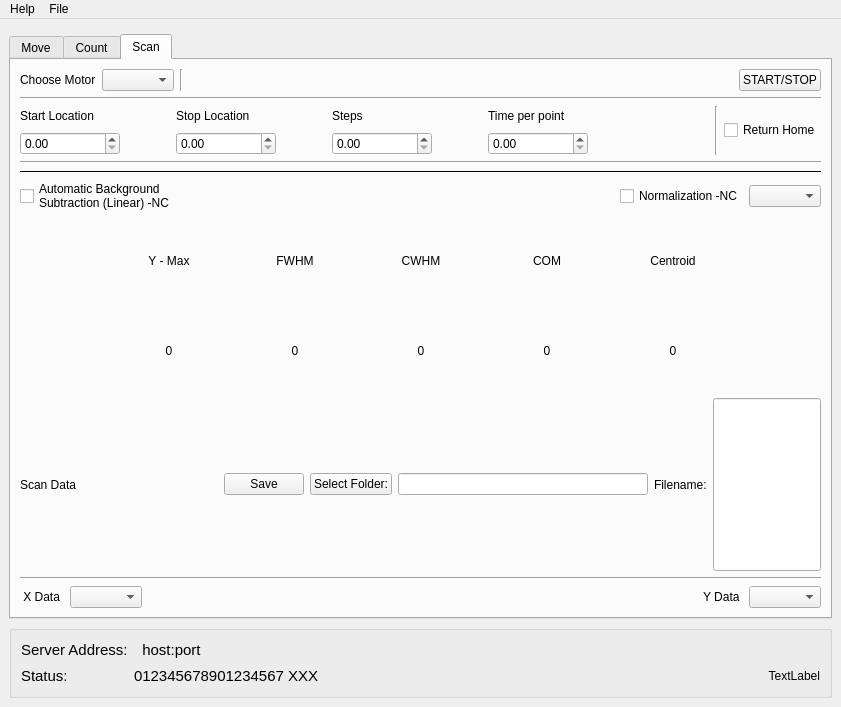
This is main_controller/windows/main_window.ui in ayuzer/HXMA_Python_Gui as Qt 5 draws it before an edit. The edited form follows.
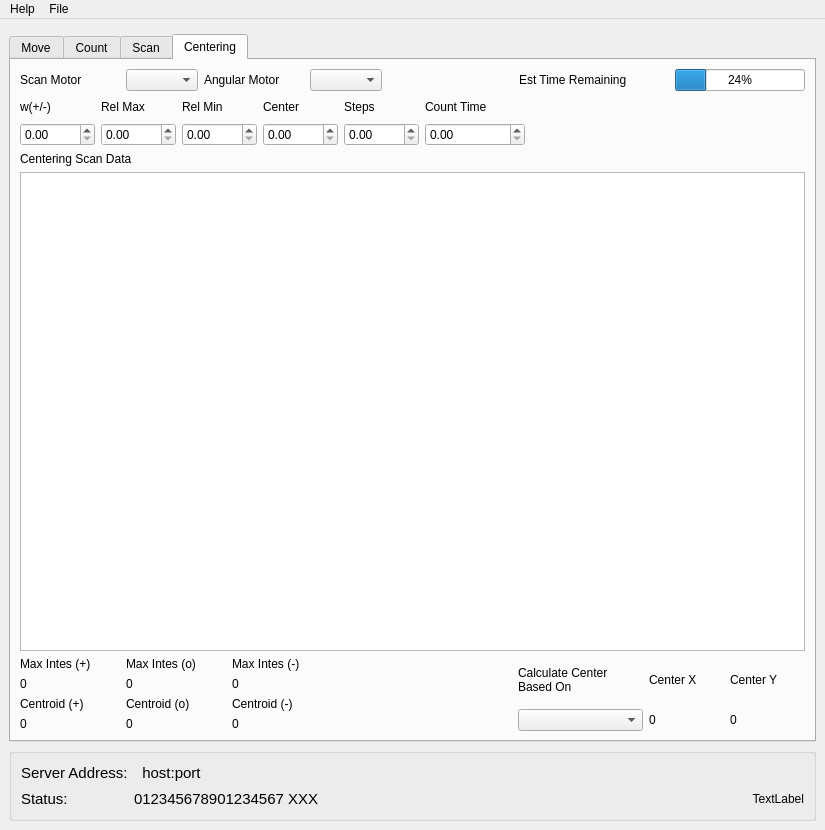
This is the edited form.

Commit message:
Added Table and GUI for Centering
Added the table which reads data to the scan tab, and added the
centering tab in the GUI, no code behind it

```diff
--- a/main_controller/windows/main_window.ui
+++ b/main_controller/windows/main_window.ui
@@ -6,8 +6,8 @@
    <rect>
     <x>0</x>
     <y>0</y>
-    <width>841</width>
-    <height>707</height>
+    <width>825</width>
+    <height>830</height>
    </rect>
   </property>
   <property name="windowTitle">
@@ -34,7 +34,7 @@
         <item>
          <widget class="QTabWidget" name="tabWidget">
           <property name="currentIndex">
-           <number>2</number>
+           <number>3</number>
           </property>
           <widget class="QWidget" name="tab_move">
            <attribute name="title">
@@ -1316,13 +1316,6 @@
                 </item>
                 <item>
                  <layout class="QHBoxLayout" name="horizontalLayout_2">
-                  <item>
-                   <widget class="QLabel" name="label_scan_data">
-                    <property name="text">
-                     <string>Scan Data</string>
-                    </property>
-                   </widget>
-                  </item>
                   <item>
                    <spacer name="horizontalSpacer_22">
                     <property name="orientation">
@@ -1435,6 +1428,421 @@
             </item>
            </layout>
           </widget>
+          <widget class="QWidget" name="tab_centering">
+           <attribute name="title">
+            <string>Centering</string>
+           </attribute>
+           <layout class="QVBoxLayout" name="verticalLayout_10">
+            <item>
+             <layout class="QVBoxLayout" name="verticalLayout_cent">
+              <item>
+               <layout class="QVBoxLayout" name="verticalLayout_cent_settings">
+                <item>
+                 <layout class="QHBoxLayout" name="horizontalLayout_cent_choose">
+                  <item>
+                   <widget class="QLabel" name="label_cent_motor_scan_name">
+                    <property name="minimumSize">
+                     <size>
+                      <width>100</width>
+                      <height>0</height>
+                     </size>
+                    </property>
+                    <property name="text">
+                     <string>Scan Motor</string>
+                    </property>
+                   </widget>
+                  </item>
+                  <item>
+                   <widget class="QComboBox" name="comboBox_cent_motor_scan"/>
+                  </item>
+                  <item>
+                   <widget class="QLabel" name="label_cent_motor_angle_name">
+                    <property name="minimumSize">
+                     <size>
+                      <width>100</width>
+                      <height>0</height>
+                     </size>
+                    </property>
+                    <property name="text">
+                     <string>Angular Motor</string>
+                    </property>
+                   </widget>
+                  </item>
+                  <item>
+                   <widget class="QComboBox" name="comboBox_cent_motor_angle"/>
+                  </item>
+                  <item>
+                   <spacer name="horizontalSpacer_23">
+                    <property name="orientation">
+                     <enum>Qt::Horizontal</enum>
+                    </property>
+                    <property name="sizeHint" stdset="0">
+                     <size>
+                      <width>40</width>
+                      <height>20</height>
+                     </size>
+                    </property>
+                   </spacer>
+                  </item>
+                  <item>
+                   <widget class="QLabel" name="label_cent_est_time_name">
+                    <property name="minimumSize">
+                     <size>
+                      <width>150</width>
+                      <height>0</height>
+                     </size>
+                    </property>
+                    <property name="text">
+                     <string>Est Time Remaining</string>
+                    </property>
+                   </widget>
+                  </item>
+                  <item>
+                   <widget class="QProgressBar" name="progressBar_cent_est_time">
+                    <property name="value">
+                     <number>24</number>
+                    </property>
+                   </widget>
+                  </item>
+                 </layout>
+                </item>
+                <item>
+                 <layout class="QGridLayout" name="gridLayout_cent_set">
+                  <item row="0" column="0">
+                   <widget class="QLabel" name="label_cent_angle_pm_name">
+                    <property name="minimumSize">
+                     <size>
+                      <width>75</width>
+                      <height>0</height>
+                     </size>
+                    </property>
+                    <property name="text">
+                     <string>w(+/-)</string>
+                    </property>
+                   </widget>
+                  </item>
+                  <item row="1" column="0">
+                   <widget class="QDoubleSpinBox" name="doubleSpinBox_cent_angle_pm"/>
+                  </item>
+                  <item row="0" column="6">
+                   <spacer name="horizontalSpacer_24">
+                    <property name="orientation">
+                     <enum>Qt::Horizontal</enum>
+                    </property>
+                    <property name="sizeHint" stdset="0">
+                     <size>
+                      <width>40</width>
+                      <height>20</height>
+                     </size>
+                    </property>
+                   </spacer>
+                  </item>
+                  <item row="1" column="5">
+                   <widget class="QDoubleSpinBox" name="doubleSpinBox_cent_waittime"/>
+                  </item>
+                  <item row="0" column="5">
+                   <widget class="QLabel" name="label_cent_waittime_name">
+                    <property name="minimumSize">
+                     <size>
+                      <width>100</width>
+                      <height>0</height>
+                     </size>
+                    </property>
+                    <property name="text">
+                     <string>Count Time</string>
+                    </property>
+                   </widget>
+                  </item>
+                  <item row="0" column="4">
+                   <widget class="QLabel" name="label_cent_steps_name">
+                    <property name="minimumSize">
+                     <size>
+                      <width>75</width>
+                      <height>0</height>
+                     </size>
+                    </property>
+                    <property name="text">
+                     <string>Steps</string>
+                    </property>
+                   </widget>
+                  </item>
+                  <item row="1" column="4">
+                   <widget class="QDoubleSpinBox" name="doubleSpinBox_cent_steps"/>
+                  </item>
+                  <item row="0" column="3">
+                   <widget class="QLabel" name="label_cent_center_name">
+                    <property name="minimumSize">
+                     <size>
+                      <width>75</width>
+                      <height>0</height>
+                     </size>
+                    </property>
+                    <property name="text">
+                     <string>Center</string>
+                    </property>
+                   </widget>
+                  </item>
+                  <item row="1" column="3">
+                   <widget class="QDoubleSpinBox" name="doubleSpinBox_cent_center"/>
+                  </item>
+                  <item row="1" column="2">
+                   <widget class="QDoubleSpinBox" name="doubleSpinBox_cent_relmin"/>
+                  </item>
+                  <item row="1" column="1">
+                   <widget class="QDoubleSpinBox" name="doubleSpinBox_cent_relmax"/>
+                  </item>
+                  <item row="0" column="1">
+                   <widget class="QLabel" name="label_cent_relmax_name">
+                    <property name="minimumSize">
+                     <size>
+                      <width>75</width>
+                      <height>0</height>
+                     </size>
+                    </property>
+                    <property name="text">
+                     <string>Rel Max</string>
+                    </property>
+                   </widget>
+                  </item>
+                  <item row="0" column="2">
+                   <widget class="QLabel" name="label_cent_relmin_name">
+                    <property name="minimumSize">
+                     <size>
+                      <width>75</width>
+                      <height>0</height>
+                     </size>
+                    </property>
+                    <property name="text">
+                     <string>Rel Min</string>
+                    </property>
+                   </widget>
+                  </item>
+                 </layout>
+                </item>
+               </layout>
+              </item>
+              <item>
+               <layout class="QHBoxLayout" name="horizontalLayout_cent_display">
+                <item>
+                 <layout class="QVBoxLayout" name="verticalLayout_cent_graph"/>
+                </item>
+                <item>
+                 <layout class="QVBoxLayout" name="verticalLayout_13">
+                  <item>
+                   <widget class="QLabel" name="label_cent_data_name">
+                    <property name="text">
+                     <string>Centering Scan Data</string>
+                    </property>
+                   </widget>
+                  </item>
+                  <item>
+                   <widget class="QTableWidget" name="tableWidget_cent_data">
+                    <property name="sizePolicy">
+                     <sizepolicy hsizetype="Minimum" vsizetype="Expanding">
+                      <horstretch>0</horstretch>
+                      <verstretch>0</verstretch>
+                     </sizepolicy>
+                    </property>
+                   </widget>
+                  </item>
+                 </layout>
+                </item>
+               </layout>
+              </item>
+              <item>
+               <layout class="QHBoxLayout" name="horizontalLayout_cent_calculated">
+                <item>
+                 <layout class="QGridLayout" name="gridLayout_cent_values">
+                  <item row="0" column="0">
+                   <widget class="QLabel" name="label_cent_maxint_p_name">
+                    <property name="minimumSize">
+                     <size>
+                      <width>100</width>
+                      <height>0</height>
+                     </size>
+                    </property>
+                    <property name="text">
+                     <string>Max Intes (+)</string>
+                    </property>
+                   </widget>
+                  </item>
+                  <item row="0" column="1">
+                   <widget class="QLabel" name="label_cent_maxint_o_name">
+                    <property name="minimumSize">
+                     <size>
+                      <width>100</width>
+                      <height>0</height>
+                     </size>
+                    </property>
+                    <property name="text">
+                     <string>Max Intes (o)</string>
+                    </property>
+                   </widget>
+                  </item>
+                  <item row="0" column="2">
+                   <widget class="QLabel" name="label_cent_maxint_m_name">
+                    <property name="sizePolicy">
+                     <sizepolicy hsizetype="Preferred" vsizetype="Preferred">
+                      <horstretch>200</horstretch>
+                      <verstretch>0</verstretch>
+                     </sizepolicy>
+                    </property>
+                    <property name="minimumSize">
+                     <size>
+                      <width>100</width>
+                      <height>0</height>
+                     </size>
+                    </property>
+                    <property name="text">
+                     <string>Max Intes (-)</string>
+                    </property>
+                   </widget>
+                  </item>
+                  <item row="1" column="0">
+                   <widget class="QLabel" name="label_cent_maxint_p">
+                    <property name="text">
+                     <string>0</string>
+                    </property>
+                   </widget>
+                  </item>
+                  <item row="1" column="1">
+                   <widget class="QLabel" name="label_cent_maxint_o">
+                    <property name="text">
+                     <string>0</string>
+                    </property>
+                   </widget>
+                  </item>
+                  <item row="1" column="2">
+                   <widget class="QLabel" name="label_cent_maxint_m">
+                    <property name="text">
+                     <string>0</string>
+                    </property>
+                   </widget>
+                  </item>
+                  <item row="2" column="0">
+                   <widget class="QLabel" name="label_cent_com_p_name">
+                    <property name="text">
+                     <string>Centroid (+)</string>
+                    </property>
+                   </widget>
+                  </item>
+                  <item row="3" column="0">
+                   <widget class="QLabel" name="label_cent_com_p">
+                    <property name="text">
+                     <string>0</string>
+                    </property>
+                   </widget>
+                  </item>
+                  <item row="2" column="1">
+                   <widget class="QLabel" name="label_cent_com_o_name">
+                    <property name="text">
+                     <string>Centroid (o)</string>
+                    </property>
+                   </widget>
+                  </item>
+                  <item row="2" column="2">
+                   <widget class="QLabel" name="label_cent_com_m_name">
+                    <property name="text">
+                     <string>Centroid (-)</string>
+                    </property>
+                   </widget>
+                  </item>
+                  <item row="3" column="2">
+                   <widget class="QLabel" name="label_cent_com_m">
+                    <property name="text">
+                     <string>0</string>
+                    </property>
+                   </widget>
+                  </item>
+                  <item row="3" column="1">
+                   <widget class="QLabel" name="label_cent_com_o">
+                    <property name="text">
+                     <string>0</string>
+                    </property>
+                   </widget>
+                  </item>
+                 </layout>
+                </item>
+                <item>
+                 <spacer name="horizontalSpacer_25">
+                  <property name="orientation">
+                   <enum>Qt::Horizontal</enum>
+                  </property>
+                  <property name="sizeHint" stdset="0">
+                   <size>
+                    <width>40</width>
+                    <height>20</height>
+                   </size>
+                  </property>
+                 </spacer>
+                </item>
+                <item>
+                 <layout class="QGridLayout" name="gridLayout_cent_calc">
+                  <item row="0" column="0">
+                   <widget class="QLabel" name="label_cent_calc_choose_name">
+                    <property name="minimumSize">
+                     <size>
+                      <width>125</width>
+                      <height>0</height>
+                     </size>
+                    </property>
+                    <property name="text">
+                     <string>Calculate Center
+Based On</string>
+                    </property>
+                   </widget>
+                  </item>
+                  <item row="0" column="1">
+                   <widget class="QLabel" name="label_cent_calc_cent_x_name">
+                    <property name="minimumSize">
+                     <size>
+                      <width>75</width>
+                      <height>0</height>
+                     </size>
+                    </property>
+                    <property name="text">
+                     <string>Center X</string>
+                    </property>
+                   </widget>
+                  </item>
+                  <item row="0" column="2">
+                   <widget class="QLabel" name="label_cent_calc_cent_y_name">
+                    <property name="minimumSize">
+                     <size>
+                      <width>75</width>
+                      <height>0</height>
+                     </size>
+                    </property>
+                    <property name="text">
+                     <string>Center Y</string>
+                    </property>
+                   </widget>
+                  </item>
+                  <item row="1" column="0">
+                   <widget class="QComboBox" name="comboBox_cent_calc_choose"/>
+                  </item>
+                  <item row="1" column="1">
+                   <widget class="QLabel" name="label_cent_calc_cent_x">
+                    <property name="text">
+                     <string>0</string>
+                    </property>
+                   </widget>
+                  </item>
+                  <item row="1" column="2">
+                   <widget class="QLabel" name="label_cent_calc_cent_y">
+                    <property name="text">
+                     <string>0</string>
+                    </property>
+                   </widget>
+                  </item>
+                 </layout>
+                </item>
+               </layout>
+              </item>
+             </layout>
+            </item>
+           </layout>
+          </widget>
          </widget>
         </item>
        </layout>
@@ -1576,7 +1984,7 @@
     <rect>
      <x>0</x>
      <y>0</y>
-     <width>841</width>
+     <width>825</width>
      <height>25</height>
     </rect>
    </property>
```
Left out of the diff: 33 changed lines with no effect on the pictures. The commit also changes 5 other files.
